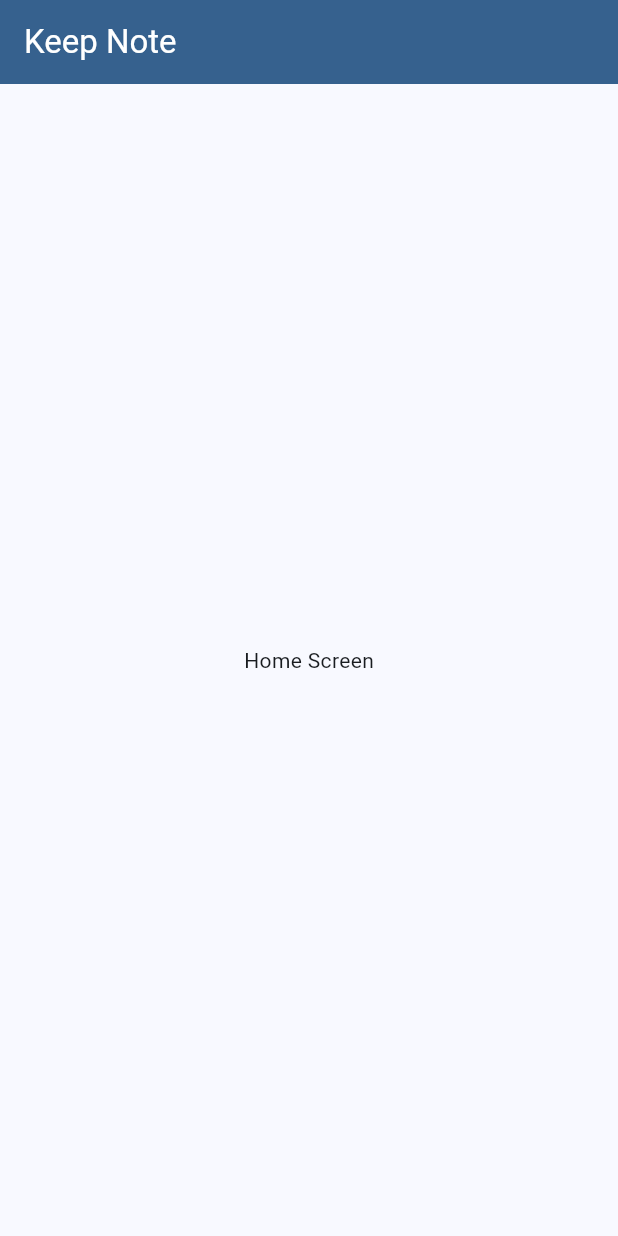
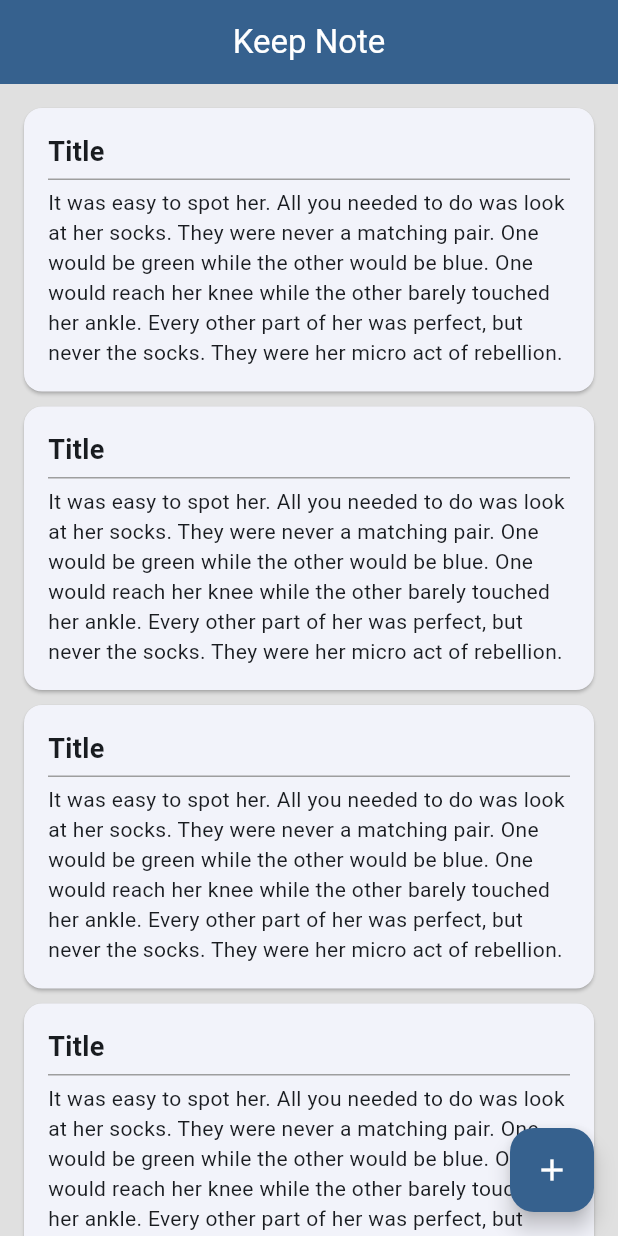
Before and after one commit to BishalTamangDev/NoteApp-Flutter-SQFlite, a Flutter app: the screen it shows after launch, on a phone screen of 412 x 824 dp. Run offline on Flutter 3.47's test engine with Material 3 defaults, Android fonts, the phone set to English and light mode, and no system bars.

Commit message:
renamed: home_screen.dart file, widget added: note_widget, floating action button added

```diff
--- a/lib/main.dart
+++ b/lib/main.dart
@@ -1,6 +1,6 @@
 import 'package:flutter/cupertino.dart';
 import 'package:flutter/material.dart';
-import 'package:keep_note/screens/home_scree.dart';
+import 'package:keep_note/screens/home_screen.dart';
 
 void main(){
   runApp(const KeepNoteApp());
--- a/lib/screens/home_scree.dart
+++ /dev/null
@@ -1,23 +0,0 @@
-import 'package:flutter/cupertino.dart';
-import 'package:flutter/material.dart';
-
-class HomeScreen extends StatefulWidget{
-  const HomeScreen({super.key});
-  @override
-  State<StatefulWidget> createState() => _HomeScreenState();
-}
-
-class _HomeScreenState extends State<HomeScreen>{
-  @override
-  Widget build(BuildContext context){
-    return Scaffold(
-      appBar: AppBar(
-        title: Text('Keep Note', style: TextStyle(color: Colors.white),),
-        backgroundColor: Theme.of(context).primaryColor,
-      ),
-      body: const Center(
-        child: Text('Home Screen'),
-      ),
-    );
-  }
-}
--- /dev/null
+++ b/lib/screens/home_screen.dart
@@ -0,0 +1,46 @@
+import 'dart:ui';
+
+import 'package:flutter/cupertino.dart';
+import 'package:flutter/material.dart';
+
+import '../widgets/note_widget.dart';
+
+class HomeScreen extends StatefulWidget{
+  const HomeScreen({super.key});
+  @override
+  State<StatefulWidget> createState() => _HomeScreenState();
+}
+
+class _HomeScreenState extends State<HomeScreen>{
+  @override
+  Widget build(BuildContext context){
+    return Scaffold(
+      backgroundColor: Colors.grey.shade300,
+      appBar: AppBar(
+        centerTitle: true,
+        title: const Text('Keep Note', style: TextStyle(color: Colors.white),),
+        backgroundColor: Theme.of(context).primaryColor,
+      ),
+      body: const SingleChildScrollView(
+        child: Padding(
+          padding: EdgeInsets.all(16.0),
+          child: Column(
+            children: [
+              NoteWidget(),
+              NoteWidget(),
+              NoteWidget(),
+              NoteWidget(),
+            ],
+          ),
+        ),
+      ),
+      floatingActionButton: FloatingActionButton(
+        backgroundColor: Theme.of(context).colorScheme.primary,
+        onPressed: () {
+      //   navigate to another screen -> Add Note Screen
+      }, child: const Icon(Icons.add, color: Colors.white,),
+
+      ),
+    );
+  }
+}
--- /dev/null
+++ b/lib/widgets/note_widget.dart
@@ -0,0 +1,43 @@
+import 'package:flutter/material.dart';
+
+class NoteWidget extends StatelessWidget {
+  const NoteWidget({super.key});
+
+  @override
+  Widget build(BuildContext context) {
+    return Card(
+      margin: const EdgeInsets.only(bottom: 10.0),
+      child: Padding(
+        padding: const EdgeInsets.all(16.0),
+        child: Column(
+          children: [
+            Container(
+              width: double.infinity,
+              color: Colors.transparent,
+              margin: const EdgeInsets.only(bottom: 5.0),
+              child: const Text(
+                'Title',
+                style: TextStyle(fontSize: 18.0, fontWeight: FontWeight.bold),
+              ),
+            ),
+            Container(
+              width: double.infinity,
+              height: 1.0,
+              color: Colors.grey,
+            ),
+            Container(
+              width: double.infinity,
+              color: Colors.transparent,
+              margin: const EdgeInsets.only(top: 5.0),
+              child: const Text(
+                  'It was easy to spot her. All you needed to do was look at her socks. They were never a matching pair. One would be green while the other would be blue. One would reach her knee while the other barely touched her ankle. Every other part of her was perfect, but never the socks. They were her micro act of rebellion.',
+                  style: TextStyle(
+                    fontSize: 14.0,
+                  )),
+            ),
+          ],
+        ),
+      ),
+    );
+  }
+}
```
